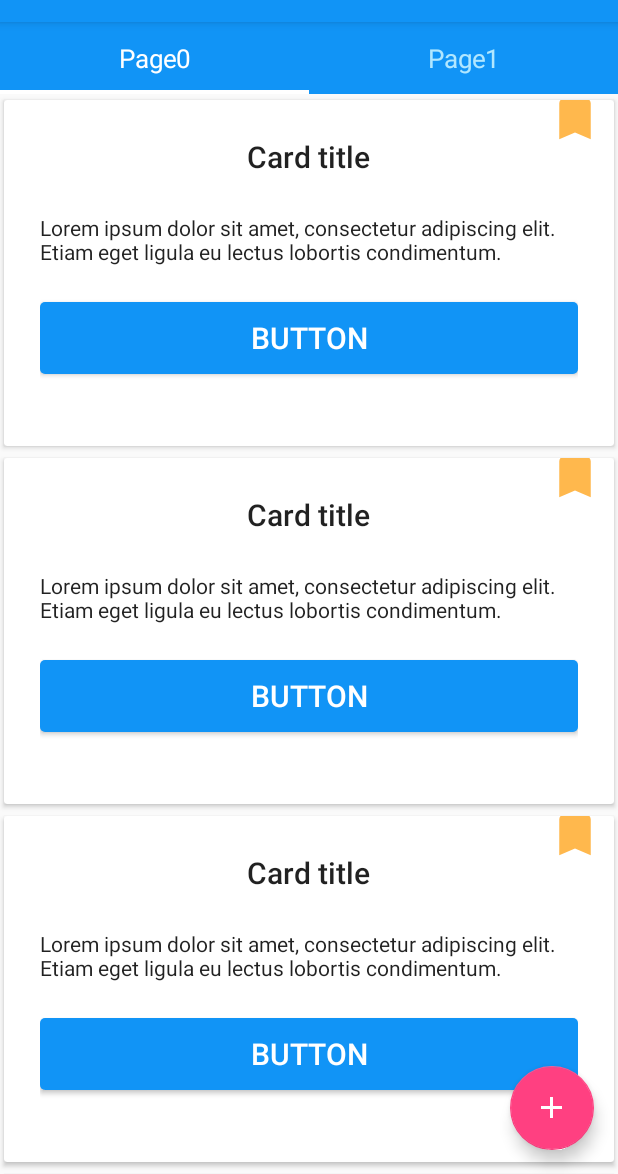
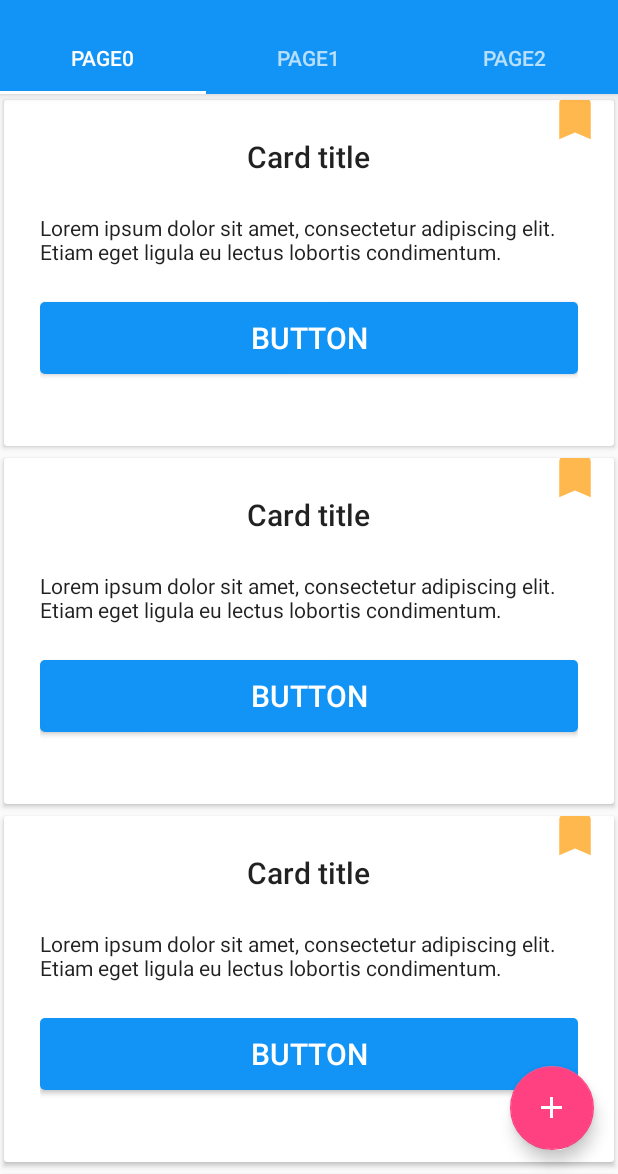
Before and after one commit to ben-ying/BabyCare, an Android app: the EventListFragment screen opened directly, with no data from a screen before it, on a phone screen of 412 x 824 dp, the part 62-1236 px from its top. Run offline under Robolectric (Android 15) with nearby library versions, the phone set to English and light mode, and no system bars.

Commit message:
add home animations

```diff
--- a/BabyCare/app/src/main/AndroidManifest.xml
+++ b/BabyCare/app/src/main/AndroidManifest.xml
@@ -33,7 +33,8 @@
             </intent-filter>
         </activity>
         <activity android:name=".login.SignUpActivity" />
-        <activity android:name=".main.MainActivity">
+        <activity android:name=".main.MainActivity"
+            android:theme="@style/TranslucentTheme">
             <!--<intent-filter>-->
                 <!--<action android:name="android.intent.action.MAIN" />-->
 
--- a/BabyCare/app/src/main/java/com/ben/yjh/babycare/main/HomeViewPagerAdapter.java
+++ b/BabyCare/app/src/main/java/com/ben/yjh/babycare/main/HomeViewPagerAdapter.java
@@ -1,45 +1,27 @@
 package com.ben.yjh.babycare.main;
 
-
-import android.content.Context;
 import android.support.v4.app.Fragment;
 import android.support.v4.app.FragmentManager;
-import android.support.v4.app.FragmentPagerAdapter;
-import android.support.v4.view.PagerAdapter;
-import android.support.v4.view.ViewPager;
-import android.view.LayoutInflater;
-import android.view.View;
-import android.view.ViewGroup;
+import android.support.v4.app.FragmentStatePagerAdapter;
 
-import com.ben.yjh.babycare.R;
-import com.ben.yjh.babycare.main.event.EventListFragment;
-import com.ben.yjh.babycare.main.setting.SettingFragment;
+import java.util.List;
 
-import java.util.Stack;
+public class HomeViewPagerAdapter extends FragmentStatePagerAdapter {
+    private List<Fragment> mFragments;
 
-public class HomeViewPagerAdapter extends FragmentPagerAdapter {
-
-    private Context mContext;
-
-    public HomeViewPagerAdapter(FragmentManager fm) {
+    public HomeViewPagerAdapter(FragmentManager fm, List<Fragment> fragments) {
         super(fm);
+        mFragments = fragments;
     }
 
     @Override
     public Fragment getItem(int position) {
-        switch (position) {
-            case 0:
-                return EventListFragment.newInstance();
-            case 1:
-                return SettingFragment.newInstance();
-            default:
-                return null;
-        }
+        return mFragments.get(position);
     }
 
     @Override
     public int getCount() {
-        return 2;
+        return mFragments.size();
     }
 
     @Override
--- a/BabyCare/app/src/main/java/com/ben/yjh/babycare/main/MainActivity.java
+++ b/BabyCare/app/src/main/java/com/ben/yjh/babycare/main/MainActivity.java
@@ -4,8 +4,9 @@ import android.content.Intent;
 import android.os.Bundle;
 import android.support.design.widget.FloatingActionButton;
 import android.support.design.widget.NavigationView;
+import android.support.design.widget.TabLayout;
+import android.support.v4.app.Fragment;
 import android.support.v4.view.GravityCompat;
-import android.support.v4.view.PagerTabStrip;
 import android.support.v4.view.ViewPager;
 import android.support.v4.widget.DrawerLayout;
 import android.support.v7.app.ActionBarDrawerToggle;
@@ -17,15 +18,21 @@ import android.view.View;
 import com.ben.yjh.babycare.R;
 import com.ben.yjh.babycare.base.BaseActivity;
 import com.ben.yjh.babycare.main.event.AddEventActivity;
+import com.ben.yjh.babycare.main.event.EventListFragment;
+import com.ben.yjh.babycare.main.setting.SettingFragment;
 import com.ben.yjh.babycare.util.Constants;
 import com.ben.yjh.babycare.widget.slidingtab.SlidingTabLayout;
+
+import java.util.ArrayList;
+import java.util.List;
 
 public class MainActivity extends BaseActivity
         implements NavigationView.OnNavigationItemSelectedListener {
 
     private ViewPager mViewPager;
-    private SlidingTabLayout mSlidingTabLayout;
     private HomeViewPagerAdapter mPagerAdapter;
+    private FloatingActionButton mFab;
+    private TabLayout mTabLayout;
 
     @Override
     protected void onCreate(Bundle savedInstanceState) {
@@ -34,25 +41,41 @@ public class MainActivity extends BaseActivity
         toolbar = (Toolbar) findViewById(R.id.toolbar);
         setSupportActionBar(toolbar);
 
+        List<Fragment> fragments = new ArrayList<>();
+        fragments.add(EventListFragment.newInstance());
+        fragments.add(SettingFragment.newInstance());
+        fragments.add(EventListFragment.newInstance());
+
         mViewPager = (ViewPager) findViewById(R.id.viewPager);
-        mPagerAdapter = new HomeViewPagerAdapter(getSupportFragmentManager());
-//        CardFragmentPagerAdapter pagerAdapter = new CardFragmentPagerAdapter(
-//                getSupportFragmentManager(), Utils.dpToPixels(2, this));
-//        ShadowTransformer fragmentCardShadowTransformer = new ShadowTransformer(mViewPager, mPagerAdapter);
-//        fragmentCardShadowTransformer.enableScaling(true);
+        mPagerAdapter = new HomeViewPagerAdapter(getSupportFragmentManager(), fragments);
+        mViewPager.setOffscreenPageLimit(2);
+        mViewPager.setAdapter(mPagerAdapter);
 
-        mViewPager.setAdapter(mPagerAdapter);
-//        mViewPager.setPageTransformer(false, fragmentCardShadowTransformer);
-        mViewPager.setOffscreenPageLimit(3);
+        mTabLayout = (TabLayout) findViewById(R.id.tab_layout_main);
+        mTabLayout.setupWithViewPager(mViewPager);
 
-        mSlidingTabLayout = (SlidingTabLayout) findViewById(R.id.sliding_tabs);
-        mSlidingTabLayout.setCustomTabView(R.layout.tab_indicator, android.R.id.text1);
-        mSlidingTabLayout.setSelectedIndicatorColors(getResources().getColor(R.color.white));
-        mSlidingTabLayout.setDistributeEvenly(true);
-        mSlidingTabLayout.setViewPager(mViewPager);
+        mFab = (FloatingActionButton) findViewById(R.id.fab);
+        mFab.setOnClickListener(this);
+        mViewPager.addOnPageChangeListener(new ViewPager.OnPageChangeListener() {
+            @Override
+            public void onPageScrolled(int position, float positionOffset, int positionOffsetPixels) {
 
-        FloatingActionButton fab = (FloatingActionButton) findViewById(R.id.fab);
-        fab.setOnClickListener(this);
+            }
+
+            @Override
+            public void onPageSelected(int position) {
+                if (position == 0) {
+                    mFab.show();
+                } else {
+                    mFab.hide();
+                }
+            }
+
+            @Override
+            public void onPageScrollStateChanged(int state) {
+
+            }
+        });
 
         DrawerLayout drawer = (DrawerLayout) findViewById(R.id.drawer_layout);
         ActionBarDrawerToggle toggle = new ActionBarDrawerToggle(
--- a/BabyCare/app/src/main/java/com/ben/yjh/babycare/main/event/EventListFragment.java
+++ b/BabyCare/app/src/main/java/com/ben/yjh/babycare/main/event/EventListFragment.java
@@ -3,7 +3,8 @@ package com.ben.yjh.babycare.main.event;
 
 import android.os.Bundle;
 import android.support.annotation.Nullable;
-import android.support.v4.app.Fragment;
+import android.support.design.widget.FloatingActionButton;
+import android.support.v4.widget.SwipeRefreshLayout;
 import android.support.v7.widget.LinearLayoutManager;
 import android.support.v7.widget.RecyclerView;
 import android.view.LayoutInflater;
@@ -17,6 +18,8 @@ public class EventListFragment extends BaseFragment {
 
     private RecyclerView mRecyclerView;
     private EventAdapter mAdapter;
+    private FloatingActionButton mFab;
+    private SwipeRefreshLayout mSwipeRefreshLayout;
 
     public static EventListFragment newInstance() {
 
@@ -36,12 +39,62 @@ public class EventListFragment extends BaseFragment {
     @Override
     public View initView(LayoutInflater inflater, ViewGroup container, Bundle savedInstanceState) {
         View view = inflater.inflate(R.layout.fragment_event_list, container, false);
+        mFab = (FloatingActionButton) activity.findViewById(R.id.fab);
         mRecyclerView = (RecyclerView) view.findViewById(R.id.recycler_view);
         mRecyclerView.setLayoutManager(new LinearLayoutManager(getActivity()));
-        mRecyclerView.setHasFixedSize(true);
+        mRecyclerView.setHasFixedSize(false);
+        mRecyclerView.setNestedScrollingEnabled(false);
 //        mRecyclerView.addItemDecoration(new RecyclerView.ItemDecoration());// 添加分割线。
         mAdapter = new EventAdapter(getActivity());
         mRecyclerView.setAdapter(mAdapter);
+        mSwipeRefreshLayout = (SwipeRefreshLayout) view.findViewById(R.id.swipe_refresh_layout);
+        mSwipeRefreshLayout.setColorSchemeResources(R.color.google_blue,
+                R.color.google_green, R.color.google_red, R.color.google_yellow);
+        mSwipeRefreshLayout.setOnRefreshListener(new SwipeRefreshLayout.OnRefreshListener() {
+            @Override
+            public void onRefresh() {
+                // Refresh items
+                new Thread(new Runnable() {
+                    @Override
+                    public void run() {
+                        try {
+                            Thread.sleep(2000);
+                        } catch (InterruptedException e) {
+                            e.printStackTrace();
+                        }
+                        activity.runOnUiThread(new Runnable() {
+                            @Override
+                            public void run() {
+                                mSwipeRefreshLayout.setRefreshing(false);
+                            }
+                        });
+                    }
+                }).start();
+            }
+        });
+        mRecyclerView.addOnScrollListener(new RecyclerView.OnScrollListener() {
+            @Override
+            public void onScrollStateChanged(RecyclerView recyclerView, int newState) {
+                super.onScrollStateChanged(recyclerView, newState);
+                if (mFab != null) {
+                    if (newState > 0) {
+                        mFab.hide();
+                    } else {
+                        mFab.show();
+                    }
+                }
+            }
+
+            @Override
+            public void onScrolled(RecyclerView recyclerView, int dx, int dy) {
+                super.onScrolled(recyclerView, dx, dy);
+//                if(dy>0){
+//                    mFab.hide();
+//                }else{
+//                    mFab.show();
+//                }
+            }
+        });
 
         return view;
     }
--- a/BabyCare/app/src/main/res/layout/app_bar_main.xml
+++ b/BabyCare/app/src/main/res/layout/app_bar_main.xml
@@ -1,31 +1,31 @@
 <?xml version="1.0" encoding="utf-8"?>
-<android.support.design.widget.CoordinatorLayout
-    xmlns:android="http://schemas.android.com/apk/res/android"
+<android.support.design.widget.CoordinatorLayout xmlns:android="http://schemas.android.com/apk/res/android"
     xmlns:app="http://schemas.android.com/apk/res-auto"
     android:layout_width="match_parent"
-    android:layout_height="match_parent"
-    android:fitsSystemWindows="true">
+    android:layout_height="match_parent" >
 
-    <include layout="@layout/toolbar" />
+    <android.support.design.widget.AppBarLayout
+        android:layout_width="match_parent"
+        android:layout_height="wrap_content"
+        android:fitsSystemWindows="true"
+        android:theme="@style/AppTheme.AppBarOverlay">
 
-    <RelativeLayout
+        <include layout="@layout/toolbar" />
+
+        <android.support.design.widget.TabLayout
+            android:id="@+id/tab_layout_main"
+            android:layout_width="match_parent"
+            android:layout_height="wrap_content"
+            app:tabIndicatorColor="@color/white" />
+    </android.support.design.widget.AppBarLayout>
+
+    <android.support.v4.view.ViewPager
+        android:id="@+id/viewPager"
         android:layout_width="match_parent"
         android:layout_height="match_parent"
-        android:layout_marginTop="?attr/actionBarSize">
-
-        <com.ben.yjh.babycare.widget.slidingtab.SlidingTabLayout
-            android:id="@+id/sliding_tabs"
-            android:layout_width="match_parent"
-            android:layout_height="@dimen/tab_height"
-            android:background="@color/colorPrimary" />
-
-        <android.support.v4.view.ViewPager
-            android:id="@+id/viewPager"
-            android:layout_below="@+id/sliding_tabs"
-            android:layout_width="match_parent"
-            android:layout_height="match_parent"
-            android:overScrollMode="never" />
-    </RelativeLayout>
+        android:layout_below="@+id/tab_layout_main"
+        android:overScrollMode="never"
+        app:layout_behavior="@string/appbar_scrolling_view_behavior" />
 
     <android.support.design.widget.FloatingActionButton
         android:id="@+id/fab"
--- a/BabyCare/app/src/main/res/layout/fragment_event_list.xml
+++ b/BabyCare/app/src/main/res/layout/fragment_event_list.xml
@@ -2,8 +2,20 @@
 <RelativeLayout xmlns:android="http://schemas.android.com/apk/res/android"
     android:layout_width="match_parent"
     android:layout_height="match_parent">
-    <android.support.v7.widget.RecyclerView
-        android:id="@+id/recycler_view"
+
+    <android.support.v4.widget.SwipeRefreshLayout
+        android:id="@+id/swipe_refresh_layout"
         android:layout_width="match_parent"
-        android:layout_height="match_parent"/>
+        android:layout_height="match_parent">
+
+        <android.support.v4.widget.NestedScrollView
+            android:layout_width="match_parent"
+            android:layout_height="match_parent">
+
+            <android.support.v7.widget.RecyclerView
+                android:id="@+id/recycler_view"
+                android:layout_width="match_parent"
+                android:layout_height="wrap_content" />
+        </android.support.v4.widget.NestedScrollView>
+    </android.support.v4.widget.SwipeRefreshLayout>
 </RelativeLayout>
--- a/BabyCare/app/src/main/res/layout/toolbar.xml
+++ b/BabyCare/app/src/main/res/layout/toolbar.xml
@@ -1,17 +1,9 @@
 <?xml version="1.0" encoding="utf-8"?>
-<android.support.design.widget.AppBarLayout
-    xmlns:android="http://schemas.android.com/apk/res/android"
+<android.support.v7.widget.Toolbar xmlns:android="http://schemas.android.com/apk/res/android"
     xmlns:app="http://schemas.android.com/apk/res-auto"
-    android:id="@+id/toolbar_layout"
+    android:id="@+id/toolbar"
     android:layout_width="match_parent"
-    android:layout_height="wrap_content"
-    android:theme="@style/AppTheme.AppBarOverlay">
-
-    <android.support.v7.widget.Toolbar
-        android:id="@+id/toolbar"
-        app:popupTheme="@style/AppTheme.PopupOverlay"
-        android:layout_width="match_parent"
-        android:layout_height="?attr/actionBarSize"
-        android:background="?attr/colorPrimary" />
-
-</android.support.design.widget.AppBarLayout>
+    android:layout_height="?attr/actionBarSize"
+    android:background="?attr/colorPrimary"
+    app:layout_scrollFlags="scroll|enterAlways"
+    app:popupTheme="@style/AppTheme.PopupOverlay" />
--- a/BabyCare/app/src/main/res/values/colors.xml
+++ b/BabyCare/app/src/main/res/values/colors.xml
@@ -8,4 +8,10 @@
     <color name="white">#FFFFFF</color>
     <color name="hint_color">#808080</color>
     <color name="default_text_color">#323232</color>
+
+    <!-- Google Logo -->
+    <color name="google_blue">#4285F4</color>
+    <color name="google_green">#34A853</color>
+    <color name="google_yellow">#FBBC05</color>
+    <color name="google_red">#EA4335</color>
 </resources>
--- a/BabyCare/app/src/main/res/values/styles.xml
+++ b/BabyCare/app/src/main/res/values/styles.xml
@@ -6,6 +6,19 @@
         <item name="colorAccent">@color/colorAccent</item>
         <item name="windowActionBar">false</item>
         <item name="windowNoTitle">true</item>
+    </style>
+
+    <style name="TranslucentTheme" parent="AppTheme">
+        <!--<item name="android:windowTranslucentStatus">true</item>-->
+        <item name="android:windowTranslucentNavigation">true</item>
+        <!--<item name="android:fitsSystemWindows">true</item>-->
+    </style>
+
+    <style name="AppTheme.NoActionBar">
+        <item name="windowActionBar">false</item>
+        <item name="windowNoTitle">true</item>
+        <item name="android:windowDrawsSystemBarBackgrounds">true</item>
+        <item name="android:statusBarColor">@android:color/transparent</item>
     </style>
 
     <style name="AppTheme.AppBarOverlay" parent="ThemeOverlay.AppCompat.Dark.ActionBar" />
```
